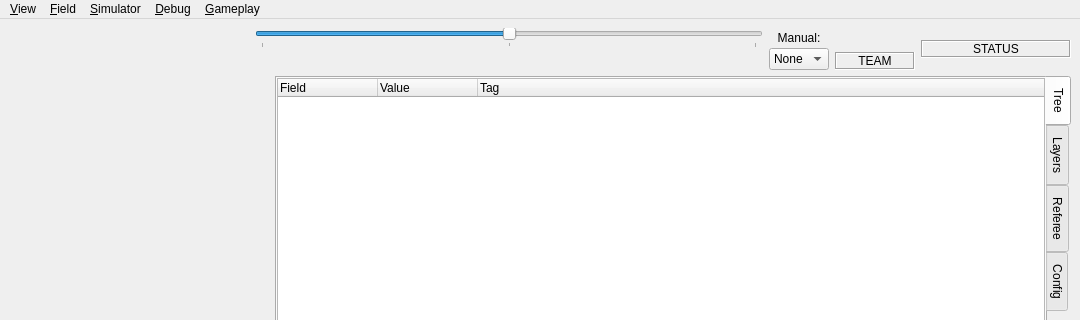
Before: the Qt Designer form soccer/ui/MainWindow.ui in RoboJackets/robocup-software, drawn with Qt 5; both pictures show x 0 to 1080 and y 0 to 320 of the 1080 by 711 pixel window.
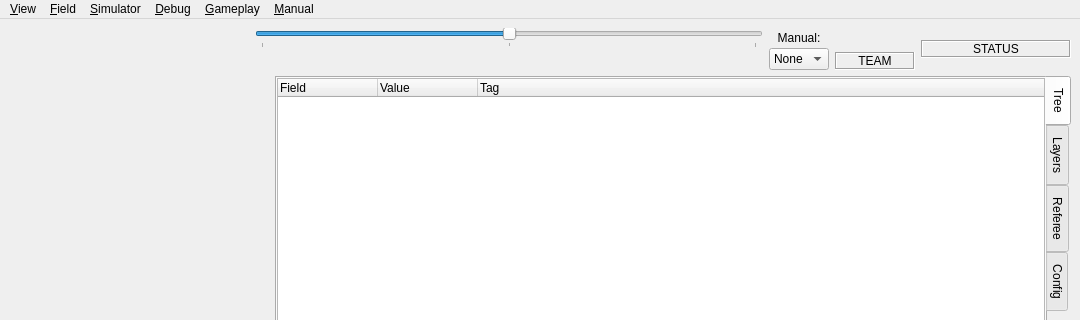
After: the same form once the commit is applied. Icons and pictures are not drawn. Custom widgets are drawn as their Qt base class.

Commit message: Added GUI-controllable flags for manual control dampening, use of Quaternion demo

Diff of the .ui file:
```diff
--- a/soccer/ui/MainWindow.ui
+++ b/soccer/ui/MainWindow.ui
@@ -1620,11 +1620,19 @@
     <addaction name="actionSeed"/>
     <addaction name="actionUnforce"/>
    </widget>
+   <widget class="QMenu" name="menu_Manual">
+    <property name="title">
+     <string>&amp;Manual</string>
+    </property>
+    <addaction name="actionDampedRotation"/>
+    <addaction name="actionDampedTranslation"/>
+   </widget>
    <addaction name="menu_View"/>
    <addaction name="menu_Field"/>
    <addaction name="menu_Simulator"/>
    <addaction name="menu_Debug"/>
    <addaction name="menu_Gameplay"/>
+   <addaction name="menu_Manual"/>
   </widget>
   <widget class="QStatusBar" name="statusbar"/>
   <action name="action0">
```
Left out of the diff: 37 changed lines with no effect on the pictures. The commit also changes 7 other files.
